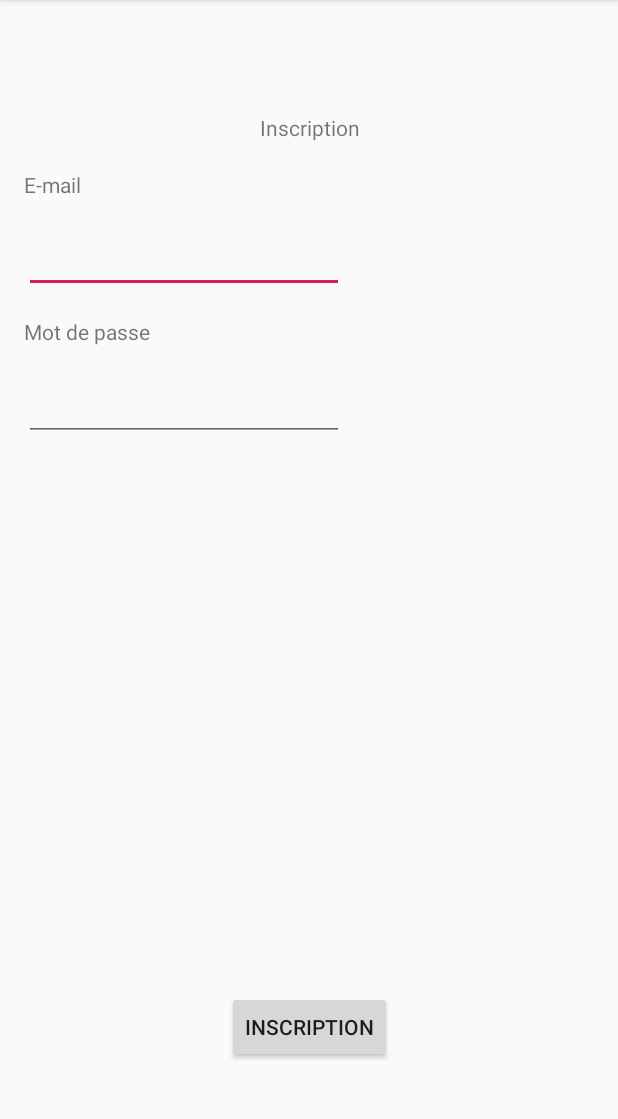
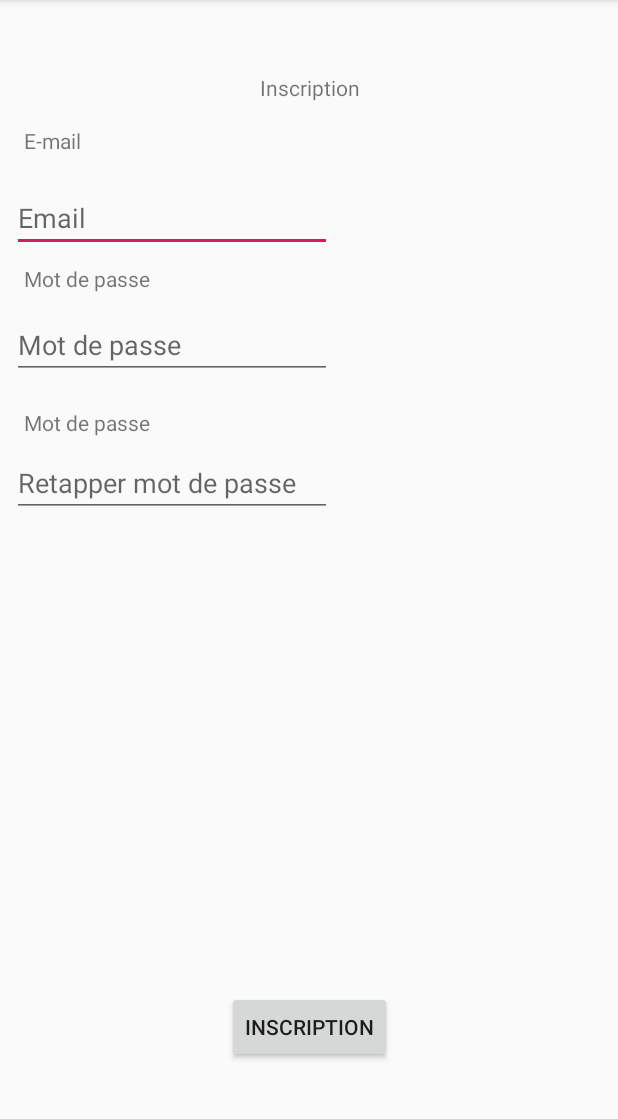
Before and after one commit to modafokerz/loicnels-prjet, an Android app: the InscriptionActivity screen opened directly, with no data from a screen before it, on a phone screen of 412 x 824 dp, the part 84-1203 px from its top. Run offline under Robolectric (Android 15) with nearby library versions, the phone set to English and light mode, and no system bars.

Commit message:
Une fois inscrit retour page de base et check 2 pwd

```diff
--- a/app/src/main/java/ch/nelson/appdev/BackgroundWorker.java
+++ b/app/src/main/java/ch/nelson/appdev/BackgroundWorker.java
@@ -169,6 +169,7 @@ public class BackgroundWorker extends AsyncTask<String,Void,String> {
                 mEditor.commit();
                 mEditor.putString("password",password);
                 mEditor.commit();
+
                 Intent intent = new Intent(context,NavigationActivity.class);
                 context.startActivity(intent);
                 //Toast.makeText(context,"Connection réussie",Toast.LENGTH_LONG).show();
--- a/app/src/main/java/ch/nelson/appdev/InscriptionActivity.java
+++ b/app/src/main/java/ch/nelson/appdev/InscriptionActivity.java
@@ -27,6 +27,11 @@ public class InscriptionActivity extends AppCompatActivity {
         Button nextBtn = findViewById(R.id.inscription_nextBtn);
         final EditText emailInput = findViewById(R.id.inscription_emailInput);
         final EditText passwdInput = findViewById(R.id.inscription_passwdInput);
+        final EditText passwdInput2 = findViewById(R.id.inscription_passwdInput2);
+
+        emailInput.setHint("Email");
+        passwdInput.setHint("Mot de passe");
+        passwdInput2.setHint("Retapper mot de passe");
 
         /**
          * Ajoute l'action au bouton next et test les valeurs entrées :
@@ -40,6 +45,7 @@ public class InscriptionActivity extends AppCompatActivity {
             public void onClick(View v) {
                 String email = emailInput.getText().toString();
                 String passwd = passwdInput.getText().toString();
+                String passwd2 = passwdInput2.getText().toString();
 
                 String text = getString(R.string.inscription_fr_str);
 
@@ -53,8 +59,15 @@ public class InscriptionActivity extends AppCompatActivity {
                     } else if (passwd.length()<6){
                         Toast.makeText(getApplicationContext(),getString(R.string.inscription_fr_err_passwd), Toast.LENGTH_SHORT).show();
                     } else {
-                        BackgroundWorker bgW = new BackgroundWorker(InscriptionActivity.this);
-                        bgW.execute(type,email,passwd);
+                        if (passwd.equals(passwd2))
+                        {
+                            BackgroundWorker bgW = new BackgroundWorker(InscriptionActivity.this);
+                            bgW.execute(type,email,passwd);
+                            //Si l'inscription a fonctionné on ferme l'activité
+                            finish();
+                        }
+                        else
+                            Toast.makeText(getApplicationContext(),getString(R.string.inscription_fr_err_passwd2), Toast.LENGTH_SHORT).show();
                     }
                 }
 
--- a/app/src/main/java/ch/nelson/appdev/LoginActivity.java
+++ b/app/src/main/java/ch/nelson/appdev/LoginActivity.java
@@ -146,7 +146,7 @@ public class LoginActivity extends AppCompatActivity {
 
         Session userSession = new Session(this);
 
-        //Si le pwd a été tappé faut au début il faudra 2 click pour que ca marche putain de merde
+
         String loginKey = getString(R.string.SP_login_Key);
         String passwdKey = getString(R.string.SP_passwd_Key);
         String langPref = getString(R.string.SP_langPref_Key);
--- a/app/src/main/java/ch/nelson/appdev/PasswordResetActivity.java
+++ b/app/src/main/java/ch/nelson/appdev/PasswordResetActivity.java
@@ -35,6 +35,7 @@ public class PasswordResetActivity extends AppCompatActivity {
                      * TODO send email to the user and request the database
                      */
                     Toast.makeText(getApplicationContext(),"L'email vous a bien été envoyé", Toast.LENGTH_SHORT).show();
+                    finish();
                 } else {
                     Toast.makeText(getApplicationContext(),"Cet email n'existe pas", Toast.LENGTH_SHORT).show();
                 }
--- a/app/src/main/res/layout/activity_inscription.xml
+++ b/app/src/main/res/layout/activity_inscription.xml
@@ -16,7 +16,7 @@
         app:layout_constraintHorizontal_bias="0.501"
         app:layout_constraintStart_toStartOf="parent"
         app:layout_constraintTop_toTopOf="parent"
-        app:layout_constraintVertical_bias="0.101" />
+        app:layout_constraintVertical_bias="0.065" />
 
     <TextView
         android:id="@+id/inscription_email"
@@ -24,7 +24,7 @@
         android:layout_height="wrap_content"
         android:layout_marginStart="16dp"
         android:layout_marginLeft="16dp"
-        android:layout_marginTop="113dp"
+        android:layout_marginTop="84dp"
         android:text="E-mail"
         app:layout_constraintStart_toStartOf="parent"
         app:layout_constraintTop_toTopOf="parent" />
@@ -35,7 +35,18 @@
         android:layout_height="wrap_content"
         android:layout_marginStart="16dp"
         android:layout_marginLeft="16dp"
-        android:layout_marginTop="211dp"
+        android:layout_marginTop="176dp"
+        android:text="@string/inscription_fr_passwd"
+        app:layout_constraintStart_toStartOf="parent"
+        app:layout_constraintTop_toTopOf="parent" />
+
+    <TextView
+        android:id="@+id/inscription_passwd2"
+        android:layout_width="wrap_content"
+        android:layout_height="wrap_content"
+        android:layout_marginStart="16dp"
+        android:layout_marginLeft="16dp"
+        android:layout_marginTop="272dp"
         android:text="@string/inscription_fr_passwd"
         app:layout_constraintStart_toStartOf="parent"
         app:layout_constraintTop_toTopOf="parent" />
@@ -44,9 +55,9 @@
         android:id="@+id/inscription_emailInput"
         android:layout_width="wrap_content"
         android:layout_height="wrap_content"
-        android:layout_marginStart="16dp"
-        android:layout_marginLeft="16dp"
-        android:layout_marginBottom="16dp"
+        android:layout_marginStart="8dp"
+        android:layout_marginLeft="8dp"
+        android:layout_marginBottom="8dp"
         android:ems="10"
         android:inputType="textEmailAddress"
         app:layout_constraintBottom_toTopOf="@+id/inscription_passwd"
@@ -56,9 +67,21 @@
         android:id="@+id/inscription_passwdInput"
         android:layout_width="wrap_content"
         android:layout_height="wrap_content"
-        android:layout_marginStart="16dp"
-        android:layout_marginLeft="16dp"
-        android:layout_marginTop="18dp"
+        android:layout_marginStart="8dp"
+        android:layout_marginLeft="8dp"
+        android:layout_marginTop="12dp"
+        android:ems="10"
+        android:inputType="textPassword"
+        app:layout_constraintStart_toStartOf="parent"
+        app:layout_constraintTop_toBottomOf="@+id/inscription_passwd" />
+
+    <EditText
+        android:id="@+id/inscription_passwdInput2"
+        android:layout_width="wrap_content"
+        android:layout_height="wrap_content"
+        android:layout_marginStart="8dp"
+        android:layout_marginLeft="8dp"
+        android:layout_marginTop="104dp"
         android:ems="10"
         android:inputType="textPassword"
         app:layout_constraintStart_toStartOf="parent"
--- a/app/src/main/res/values/strings.xml
+++ b/app/src/main/res/values/strings.xml
@@ -32,7 +32,8 @@
     <string name="inscription_fr_passwd">Mot de passe</string>
     <string name="inscription_fr_err_empty">Un ou plusieurs champs sont vides</string>
     <string name="inscription_fr_err_email">Email invalide</string>
-    <string name="inscription_fr_err_passwd">Mot de passe invalide</string>
+    <string name="inscription_fr_err_passwd">Min 6 caractères pour le mot de passe</string>
+    <string name="inscription_fr_err_passwd2">Les 2 mots de passes ne correspondent pas</string>
     <string name="inscription_fr_err_inscr">Email déjà utilisé</string>
     <string name="inscription_fr_err_inscr2">Erreur, contatez un administrateur</string>
     <string name="inscription_fr_inscrOk">Vous êtes maintenant inscrit.</string>
```
